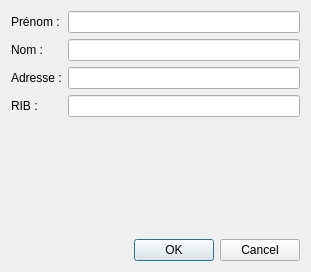
Qt form addchauffeurdialog.ui (FrLallemand/autovoiture) before a commit.
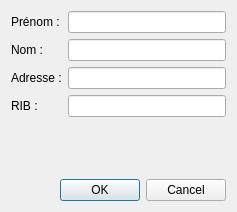
The same form after that commit.

Commit message: correct layout for addvehiculeform

The edit to the form file:
```diff
--- a/addchauffeurdialog.ui
+++ b/addchauffeurdialog.ui
@@ -6,8 +6,8 @@
    <rect>
     <x>0</x>
     <y>0</y>
-    <width>311</width>
-    <height>272</height>
+    <width>237</width>
+    <height>212</height>
    </rect>
   </property>
   <property name="windowTitle">
```
The commit also changes 1 other file.
